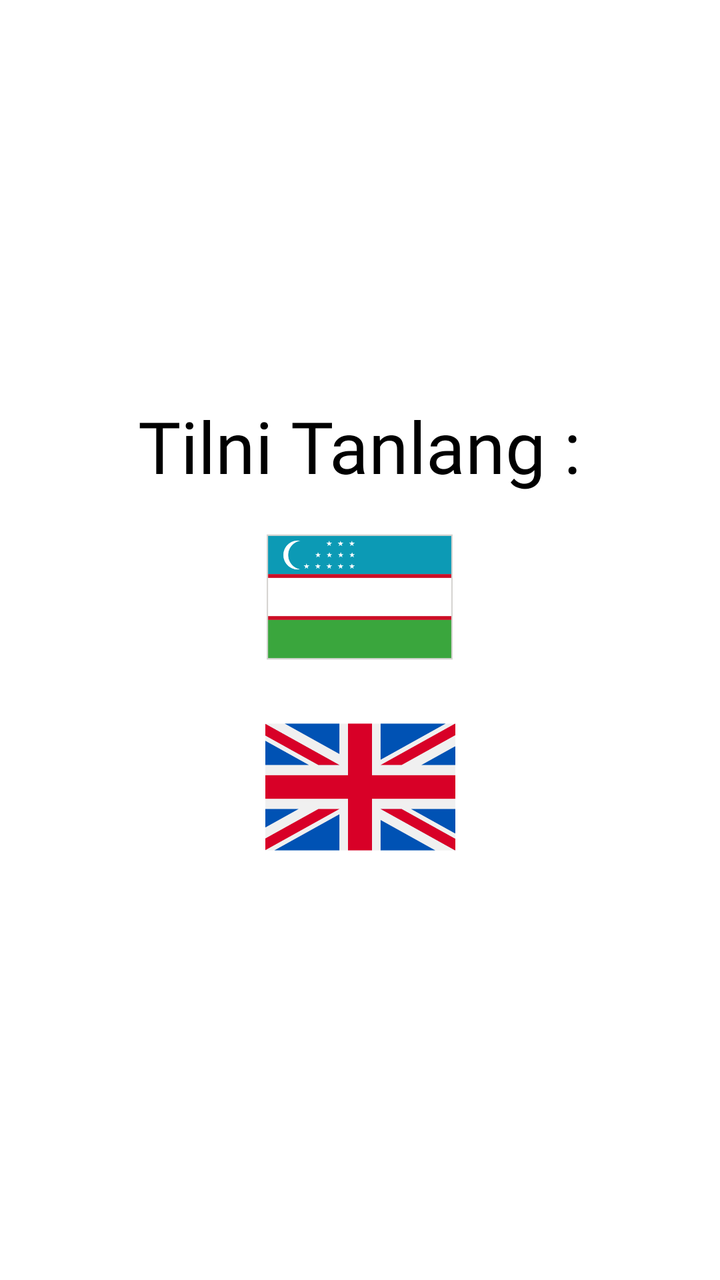
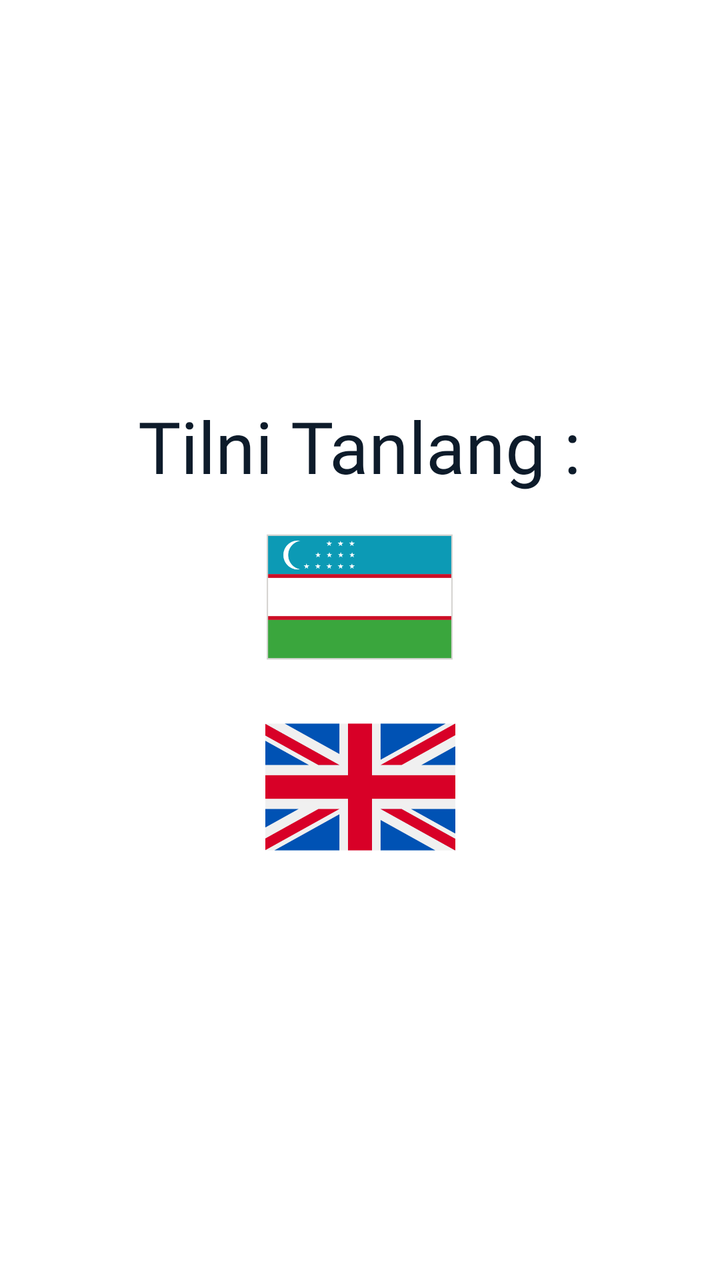

Two renders of the same Android screen: before a commit and after it. Below are the layout's source before the change and the commit's diff.
<!-- AndroidManifest.xml: application theme Theme.KimyoTest -->
<!-- res/layout/fragment_language.xml -->
<?xml version="1.0" encoding="utf-8"?>
<androidx.constraintlayout.widget.ConstraintLayout xmlns:android="http://schemas.android.com/apk/res/android"
    android:layout_width="match_parent"
    android:layout_height="match_parent"
    xmlns:app="http://schemas.android.com/apk/res-auto">

    <androidx.appcompat.widget.LinearLayoutCompat
        android:layout_width="match_parent"
        android:layout_height="match_parent"
        android:orientation="vertical"
        android:gravity="center">
        <androidx.appcompat.widget.AppCompatTextView
            android:layout_width="wrap_content"
            android:layout_height="wrap_content"
            android:text="@string/lang"
            android:textSize="36sp"
            android:textColor="@color/black"
            android:fontFamily="@font/madimi"
            android:layout_marginBottom="4dp"/>
        <androidx.appcompat.widget.AppCompatImageView
            android:id="@+id/selectLangUz"
            android:layout_width="165dp"
            android:layout_height="95dp"
            app:srcCompat="@drawable/image_uzb"/>
        <androidx.appcompat.widget.AppCompatImageView
            android:id="@+id/selectLangEn"
            android:layout_width="160dp"
            android:layout_height="95dp"
            app:srcCompat="@drawable/image_eng"/>
    </androidx.appcompat.widget.LinearLayoutCompat>

</androidx.constraintlayout.widget.ConstraintLayout>
<!-- resources referenced by this layout -->
<resources>
  <color name="black">#FF000000</color>
  <!-- drawable image_eng: png bitmap (drawable, 8723 bytes) -->
  <!-- drawable image_uzb: png bitmap (drawable, 8468 bytes) -->
  <string name="lang">Tilni Tanlang :</string>
  <style name="Theme.KimyoTest" parent="Base.Theme.KimyoTest" />
  <style name="Base.Theme.KimyoTest" parent="Theme.Material3.DayNight.NoActionBar">
          
          
          <item name="android:textColorPrimary">@color/black</item>
          <item name="android:windowBackground">@color/white</item>
      </style>
  <color name="white">#FFFFFFFF</color>
</resources>

<!-- the commit's change to res/layout/fragment_language.xml (unified diff, before → after) -->
@@ -2,6 +2,7 @@
 <androidx.constraintlayout.widget.ConstraintLayout xmlns:android="http://schemas.android.com/apk/res/android"
     android:layout_width="match_parent"
     android:layout_height="match_parent"
+    android:background="?attr/colorSurface"
     xmlns:app="http://schemas.android.com/apk/res-auto">
 
     <androidx.appcompat.widget.LinearLayoutCompat
@@ -14,7 +15,7 @@
             android:layout_height="wrap_content"
             android:text="@string/lang"
             android:textSize="36sp"
-            android:textColor="@color/black"
+            android:textColor="?attr/colorOnSurface"
             android:fontFamily="@font/madimi"
             android:layout_marginBottom="4dp"/>
         <androidx.appcompat.widget.AppCompatImageView
<!-- resource entries referenced after the edit -->
@@ -1,16 +1,27 @@
 <!-- resources referenced by this layout -->
 <resources>
-  <color name="black">#FF000000</color>
   <!-- drawable image_eng: png bitmap (drawable, 8723 bytes) -->
   <!-- drawable image_uzb: png bitmap (drawable, 8468 bytes) -->
   <string name="lang">Tilni Tanlang :</string>
   <style name="Theme.KimyoTest" parent="Base.Theme.KimyoTest" />
   <style name="Base.Theme.KimyoTest" parent="Theme.Material3.DayNight.NoActionBar">
           
-          
-          <item name="android:textColorPrimary">@color/black</item>
-          <item name="android:windowBackground">@color/white</item>
+          <item name="android:windowBackground">@color/chem_background_light</item>
+          <item name="android:textColorPrimary">@color/chem_on_surface_light</item>
+          <item name="colorPrimary">@color/chem_primary_light</item>
+          <item name="colorOnPrimary">@color/chem_surface_light</item>
+          <item name="colorSurface">@color/chem_surface_light</item>
+          <item name="colorOnSurface">@color/chem_on_surface_light</item>
+          <item name="colorOutline">@color/chem_outline_light</item>
+          <item name="colorPrimaryContainer">@color/chem_toolbar_light</item>
+          <item name="colorSurfaceVariant">@color/chem_surface_variant_light</item>
       </style>
-  <color name="white">#FFFFFFFF</color>
+  <color name="chem_background_light">#F0F7FF</color>
+  <color name="chem_on_surface_light">#0D1B2A</color>
+  <color name="chem_primary_light">#1565C0</color>
+  <color name="chem_surface_light">#FFFFFF</color>
+  <color name="chem_outline_light">#90A4AE</color>
+  <color name="chem_toolbar_light">#0D47A1</color>
+  <color name="chem_surface_variant_light">#E3F2FD</color>
 </resources>
 
